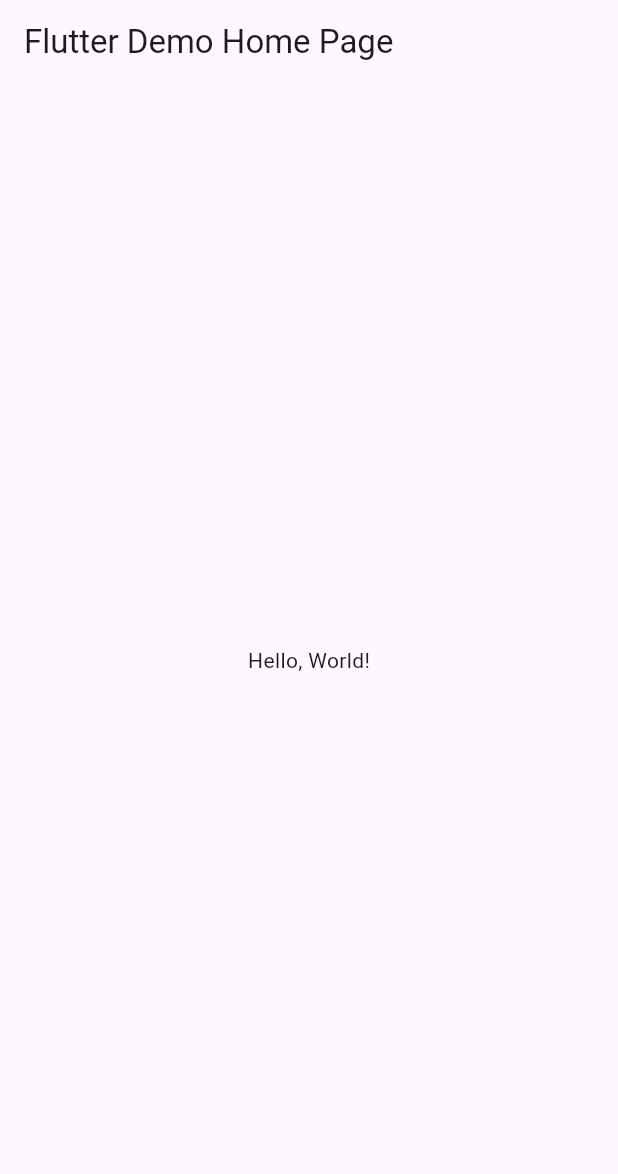
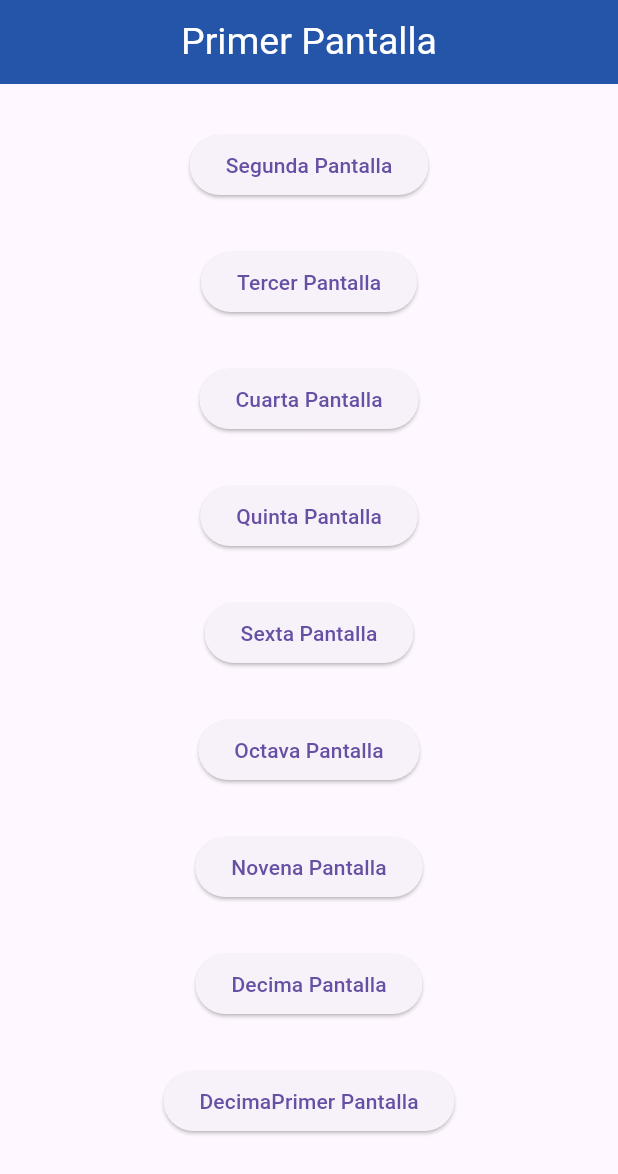
Before and after one commit to aldosaucedo1213/act6_widgets, a Flutter app: the screen it shows after launch, on a phone screen of 412 x 824 dp. Shown: the top 1174 px of the screen. Run offline on Flutter 3.47's test engine with Material 3 defaults, Android fonts, the phone set to English and light mode, and no system bars.

Commit message:
aldo saucedo

```diff
--- a/lib/main.dart
+++ b/lib/main.dart
@@ -1,43 +1,42 @@
 import 'package:flutter/material.dart';
+import "package:act6_widgetsrutas/pagina_uno.dart";
+import 'package:act6_widgetsrutas/pagina_dos.dart';
+import 'package:act6_widgetsrutas/pagina_tres.dart';
+import 'package:act6_widgetsrutas/pagina_cuatro.dart';
+import 'package:act6_widgetsrutas/pagina_cinco.dart';
+import 'package:act6_widgetsrutas/pagina_seis.dart';
+import 'package:act6_widgetsrutas/pagina_siete.dart';
+import 'package:act6_widgetsrutas/pagina_ocho.dart';
+import 'package:act6_widgetsrutas/pagina_nueve.dart';
+import 'package:act6_widgetsrutas/pagina_diez.dart';
+import 'package:act6_widgetsrutas/pagina_once.dart';
 
-void main() => runApp(MyApp());
+void main() => runApp(MiRutasApp());
 
-class MyApp extends StatelessWidget {
-  const MyApp({super.key});
-  // This widget is the root of your application.
+class MiRutasApp extends StatelessWidget {
+  const MiRutasApp({Key? key}) : super(key: key);
+
   @override
   Widget build(BuildContext context) {
     return MaterialApp(
-      // Application name
-      title: 'Flutter Hello World',
-      // Application theme data, you can set the colors for the application as
-      // you want
-      theme: ThemeData(
-        // useMaterial3: false,
-        primarySwatch: Colors.blue,
-      ),
-      // A widget which will be started on application startup
-      home: MyHomePage(title: 'Flutter Demo Home Page'),
+      debugShowCheckedModeBanner: false,
+      title: "Entre Paginas Routes",
+      initialRoute: '/',
+      routes: {
+// When navigating to the "/" route, build the FirstScreen widget.
+        '/': (context) => const PrimerPantalla(),
+// When navigating to the "/second" route, build the SecondScreen widget.
+        '/pantalla2': (context) => const SegundaPantalla(),
+        '/pantalla3': (context) => const TerceraPantalla(),
+        '/pantalla4': (context) => const CuartaPantalla(),
+        '/pantalla5': (context) => const QuintaPantalla(),
+        '/pantalla6': (context) => const SextaPantalla(),
+        '/pantalla7': (context) => const SeptimaPantalla(),
+        '/pantalla8': (context) => const OctavaPantalla(),
+        '/pantalla9': (context) => const NovenaPantalla(),
+        '/pantalla10': (context) => const DecimaPantalla(),
+        '/pantalla11': (context) => const DecimaPrimeraPantalla(),
+      },
     );
   }
 }
-
-class MyHomePage extends StatelessWidget {
-  final String title;
-  const MyHomePage({super.key, required this.title});
-
-  @override
-  Widget build(BuildContext context) {
-    return Scaffold(
-      appBar: AppBar(
-        // The title text which will be shown on the action bar
-        title: Text(title),
-      ),
-      body: Center(
-        child: Text(
-          'Hello, World!',
-        ),
-      ),
-    );
-  }
-}
--- /dev/null
+++ b/lib/pagina_uno.dart
@@ -0,0 +1,125 @@
+import 'package:flutter/material.dart';
+
+class PrimerPantalla extends StatelessWidget {
+  const PrimerPantalla({Key? key}) : super(key: key);
+
+  @override
+  Widget build(BuildContext context) {
+    return Scaffold(
+      appBar: AppBar(
+        title: const Text(
+          "Primer Pantalla",
+          style: TextStyle(
+            color: Colors.white, // Establece el color de la letra a blanco
+            fontSize: 25.0, // Establece el tamaño de la letra a 15
+          ),
+        ),
+        backgroundColor: Color(0xff2555a8),
+        centerTitle: true,
+      ),
+      body: Column(
+        children: [
+          SizedBox(
+            height: 30,
+          ),
+          Center(
+            child: ElevatedButton(
+              onPressed: () {
+                Navigator.pushNamed(context, '/pantalla2');
+              },
+              child: const Text('Segunda Pantalla'),
+            ),
+          ),
+          SizedBox(
+            height: 30,
+          ),
+          Center(
+            child: ElevatedButton(
+              onPressed: () {
+                Navigator.pushNamed(context, '/pantalla3');
+              },
+              child: const Text('Tercer Pantalla'),
+            ),
+          ),
+          SizedBox(
+            height: 30,
+          ),
+          Center(
+            child: ElevatedButton(
+              onPressed: () {
+                Navigator.pushNamed(context, '/pantalla4');
+              },
+              child: const Text('Cuarta Pantalla'),
+            ),
+          ),
+          SizedBox(
+            height: 30,
+          ),
+          Center(
+            child: ElevatedButton(
+              onPressed: () {
+                Navigator.pushNamed(context, '/pantalla5');
+              },
+              child: const Text('Quinta Pantalla'),
+            ),
+          ),
+          SizedBox(
+            height: 30,
+          ),
+          Center(
+            child: ElevatedButton(
+              onPressed: () {
+                Navigator.pushNamed(context, '/pantalla6');
+              },
+              child: const Text('Sexta Pantalla'),
+            ),
+          ),
+          SizedBox(
+            height: 30,
+          ),
+          Center(
+            child: ElevatedButton(
+              onPressed: () {
+                Navigator.pushNamed(context, '/pantalla8');
+              },
+              child: const Text('Octava Pantalla'),
+            ),
+          ),
+          SizedBox(
+            height: 30,
+          ),
+          Center(
+            child: ElevatedButton(
+              onPressed: () {
+                Navigator.pushNamed(context, '/pantalla9');
+              },
+              child: const Text('Novena Pantalla'),
+            ),
+          ),
+          SizedBox(
+            height: 30,
+          ),
+          Center(
+            child: ElevatedButton(
+              onPressed: () {
+                Navigator.pushNamed(context, '/pantalla10');
+              },
+              child: const Text('Decima Pantalla'),
+            ),
+          ),
+          SizedBox(
+            height: 30,
+          ),
+          Center(
+            child: ElevatedButton(
+              onPressed: () {
+                Navigator.pushNamed(context, '/pantalla11');
+              },
+              child: const Text('DecimaPrimer Pantalla'),
+            ),
+          ),
+        ],
+      ),
+    );
+  }
+}
```
Also changed, not shown: lib/pagina_cinco.dart (added, +49 -0 lines), lib/pagina_cuatro.dart (added, +48 -0 lines), lib/pagina_diez.dart (added, +77 -0 lines), lib/pagina_dos.dart (added, +47 -0 lines), lib/pagina_nueve.dart (added, +46 -0 lines), lib/pagina_ocho.dart (added, +53 -0 lines), lib/pagina_once.dart (added, +67 -0 lines), lib/pagina_seis.dart (added, +33 -0 lines), lib/pagina_siete.dart (added, +48 -0 lines), lib/pagina_tres.dart (added, +32 -0 lines).
